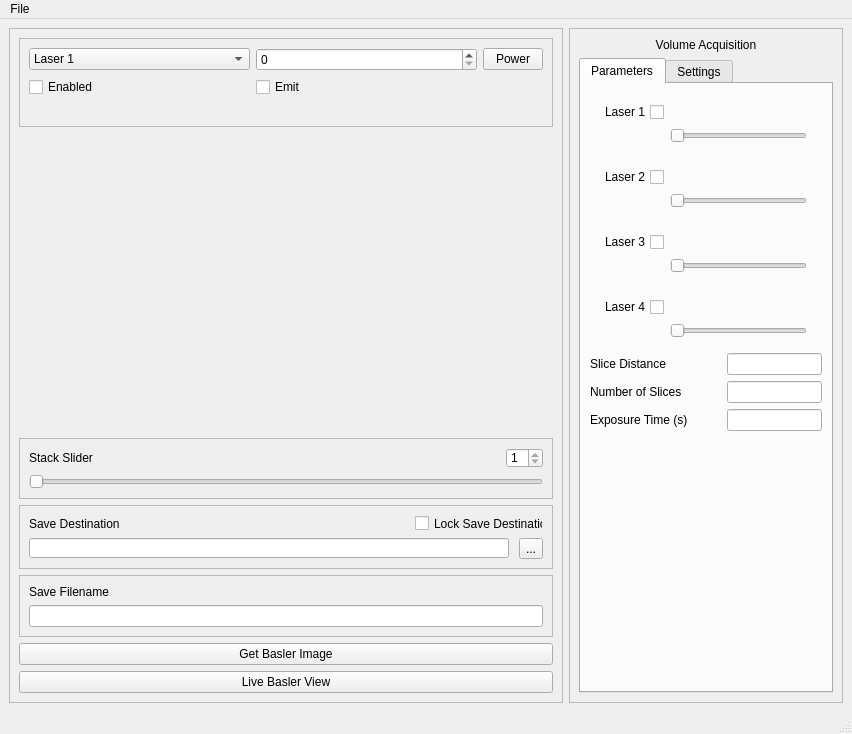
Qt form piescope_gui/designer/main.ui (DeMarcoLab/piescope_gui) before a commit.
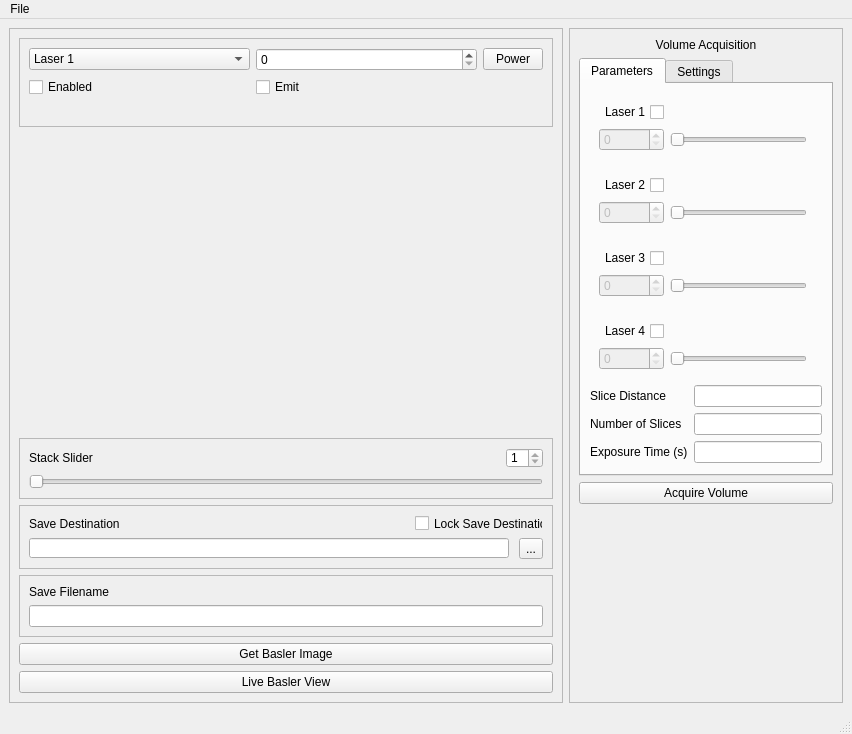
The same form after that commit.

Commit message: Added useless volume button.  Spinbox functionality

```diff
--- a/piescope_gui/designer/main.ui
+++ b/piescope_gui/designer/main.ui
@@ -336,7 +336,7 @@
       <property name="frameShadow">
        <enum>QFrame::Raised</enum>
       </property>
-      <layout class="QGridLayout" name="gridLayout_7">
+      <layout class="QGridLayout" name="gridLayout_6">
        <item row="1" column="0">
         <widget class="QTabWidget" name="tabwidget_volume">
          <property name="currentIndex">
@@ -346,50 +346,8 @@
           <attribute name="title">
            <string>Parameters</string>
           </attribute>
-          <layout class="QGridLayout" name="gridLayout_6">
-           <item row="6" column="2">
-            <widget class="QLineEdit" name="lineEdit_exposure"/>
-           </item>
-           <item row="5" column="0">
-            <widget class="QLabel" name="label_slice_number">
-             <property name="text">
-              <string>Number of Slices</string>
-             </property>
-            </widget>
-           </item>
-           <item row="5" column="2">
-            <widget class="QLineEdit" name="lineEdit_slice_number"/>
-           </item>
-           <item row="4" column="2">
-            <widget class="QLineEdit" name="lineEdit_slice_distance"/>
-           </item>
-           <item row="8" column="0" colspan="3">
-            <spacer name="verticalSpacer_2">
-             <property name="orientation">
-              <enum>Qt::Vertical</enum>
-             </property>
-             <property name="sizeHint" stdset="0">
-              <size>
-               <width>20</width>
-               <height>298</height>
-              </size>
-             </property>
-            </spacer>
-           </item>
-           <item row="4" column="1" rowspan="3">
-            <spacer name="horizontalSpacer_5">
-             <property name="orientation">
-              <enum>Qt::Horizontal</enum>
-             </property>
-             <property name="sizeHint" stdset="0">
-              <size>
-               <width>40</width>
-               <height>20</height>
-              </size>
-             </property>
-            </spacer>
-           </item>
-           <item row="0" column="0" colspan="3">
+          <layout class="QFormLayout" name="formLayout">
+           <item row="0" column="0" colspan="2">
             <widget class="QWidget" name="widget_laser1" native="true">
              <layout class="QGridLayout" name="gridLayout_8">
               <item row="0" column="0">
@@ -425,49 +383,17 @@
                 </property>
                </widget>
               </item>
-             </layout>
-            </widget>
-           </item>
-           <item row="3" column="0" colspan="3">
-            <widget class="QWidget" name="widget_laser4" native="true">
-             <layout class="QGridLayout" name="gridLayout_11">
-              <item row="0" column="1" colspan="2">
-               <spacer name="horizontalSpacer_4">
-                <property name="orientation">
-                 <enum>Qt::Horizontal</enum>
-                </property>
-                <property name="sizeHint" stdset="0">
-                 <size>
-                  <width>76</width>
-                  <height>20</height>
-                 </size>
-                </property>
-               </spacer>
-              </item>
-              <item row="0" column="0">
-               <widget class="QCheckBox" name="checkBox_laser4">
-                <property name="layoutDirection">
-                 <enum>Qt::RightToLeft</enum>
-                </property>
-                <property name="text">
-                 <string>Laser 4</string>
-                </property>
-               </widget>
-              </item>
-              <item row="1" column="1">
-               <widget class="QSlider" name="slider_laser4">
+              <item row="2" column="0">
+               <widget class="QSpinBox" name="spinBox_laser1">
                 <property name="enabled">
                  <bool>false</bool>
                 </property>
-                <property name="orientation">
-                 <enum>Qt::Horizontal</enum>
-                </property>
                </widget>
               </item>
              </layout>
             </widget>
            </item>
-           <item row="1" column="0" colspan="3">
+           <item row="2" column="0" colspan="2">
             <widget class="QWidget" name="widget_laser2" native="true">
              <layout class="QGridLayout" name="gridLayout_9">
               <item row="0" column="0">
@@ -503,10 +429,17 @@
                 </property>
                </widget>
               </item>
+              <item row="2" column="0">
+               <widget class="QSpinBox" name="spinBox_laser2">
+                <property name="enabled">
+                 <bool>false</bool>
+                </property>
+               </widget>
+              </item>
              </layout>
             </widget>
            </item>
-           <item row="2" column="0" colspan="3">
+           <item row="3" column="0" colspan="2">
             <widget class="QWidget" name="widget_laser3" native="true">
              <layout class="QGridLayout" name="gridLayout_10">
               <item row="0" column="0">
@@ -542,23 +475,92 @@
                 </property>
                </widget>
               </item>
+              <item row="2" column="0">
+               <widget class="QSpinBox" name="spinBox_laser3">
+                <property name="enabled">
+                 <bool>false</bool>
+                </property>
+               </widget>
+              </item>
              </layout>
             </widget>
            </item>
-           <item row="4" column="0">
+           <item row="4" column="0" colspan="2">
+            <widget class="QWidget" name="widget_laser4" native="true">
+             <layout class="QGridLayout" name="gridLayout_11">
+              <item row="0" column="1" colspan="2">
+               <spacer name="horizontalSpacer_4">
+                <property name="orientation">
+                 <enum>Qt::Horizontal</enum>
+                </property>
+                <property name="sizeHint" stdset="0">
+                 <size>
+                  <width>76</width>
+                  <height>20</height>
+                 </size>
+                </property>
+               </spacer>
+              </item>
+              <item row="0" column="0">
+               <widget class="QCheckBox" name="checkBox_laser4">
+                <property name="layoutDirection">
+                 <enum>Qt::RightToLeft</enum>
+                </property>
+                <property name="text">
+                 <string>Laser 4</string>
+                </property>
+               </widget>
+              </item>
+              <item row="1" column="1">
+               <widget class="QSlider" name="slider_laser4">
+                <property name="enabled">
+                 <bool>false</bool>
+                </property>
+                <property name="orientation">
+                 <enum>Qt::Horizontal</enum>
+                </property>
+               </widget>
+              </item>
+              <item row="1" column="0">
+               <widget class="QSpinBox" name="spinBox_laser4">
+                <property name="enabled">
+                 <bool>false</bool>
+                </property>
+               </widget>
+              </item>
+             </layout>
+            </widget>
+           </item>
+           <item row="5" column="0">
             <widget class="QLabel" name="label_slice_distance">
              <property name="text">
               <string>Slice Distance</string>
              </property>
             </widget>
            </item>
-           <item row="6" column="0">
+           <item row="7" column="0">
+            <widget class="QLabel" name="label_slice_number">
+             <property name="text">
+              <string>Number of Slices</string>
+             </property>
+            </widget>
+           </item>
+           <item row="9" column="0">
             <widget class="QLabel" name="label_exposure">
              <property name="text">
               <string>Exposure Time (s)</string>
              </property>
             </widget>
            </item>
+           <item row="9" column="1">
+            <widget class="QLineEdit" name="lineEdit_exposure"/>
+           </item>
+           <item row="7" column="1">
+            <widget class="QLineEdit" name="lineEdit_slice_number"/>
+           </item>
+           <item row="5" column="1">
+            <widget class="QLineEdit" name="lineEdit_slice_distance"/>
+           </item>
           </layout>
          </widget>
          <widget class="QWidget" name="tab_2">
@@ -623,8 +625,8 @@
          </property>
         </widget>
        </item>
-       <item row="2" column="0">
-        <spacer name="verticalSpacer_4">
+       <item row="3" column="0">
+        <spacer name="verticalSpacer_5">
          <property name="orientation">
           <enum>Qt::Vertical</enum>
          </property>
@@ -636,6 +638,16 @@
          </property>
         </spacer>
        </item>
+       <item row="2" column="0">
+        <widget class="QPushButton" name="pushButton_volume">
+         <property name="text">
+          <string>Acquire Volume</string>
+         </property>
+         <property name="flat">
+          <bool>false</bool>
+         </property>
+        </widget>
+       </item>
       </layout>
      </widget>
     </item>
```
Left out of the diff: 128 changed lines with no effect on the pictures. The commit also changes 3 other files.
